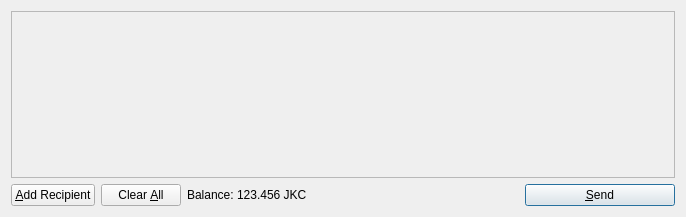
The window that src/qt/forms/sendcoinsdialog.ui (HFenter/SquidCoin) describes before a commit, drawn with Qt 5.
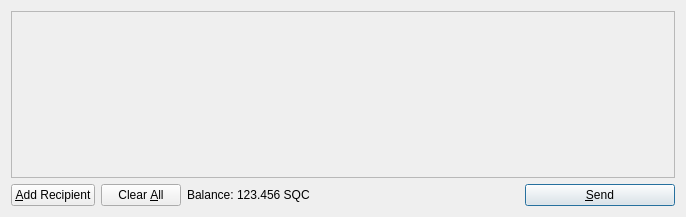
The same window after the commit. Icons and pictures are not drawn.

What changed in the file:
```diff
--- a/src/qt/forms/sendcoinsdialog.ui
+++ b/src/qt/forms/sendcoinsdialog.ui
@@ -119,7 +119,7 @@
           <cursorShape>IBeamCursor</cursorShape>
          </property>
          <property name="text">
-          <string>123.456 JKC</string>
+          <string>123.456 SQC</string>
          </property>
          <property name="textInteractionFlags">
           <set>Qt::LinksAccessibleByMouse|Qt::TextSelectableByKeyboard|Qt::TextSelectableByMouse</set>
```
